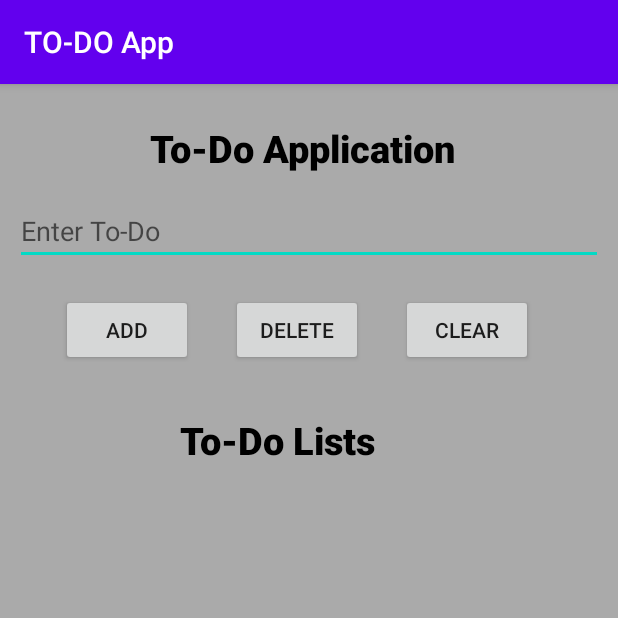
After one commit to Tharun-code-bit/Kotlin-To-Do-App, an Android app: the ToDoActivity screen opened directly, with no data from a screen before it, on a phone screen of 412 x 824 dp, the top half of it. The commit adds this screen. Run offline under Robolectric (Android 15) with nearby library versions, the phone set to English and light mode, and no system bars.

Commit message:
ToDo Activity UI added

```diff
--- a/app/src/main/AndroidManifest.xml
+++ b/app/src/main/AndroidManifest.xml
@@ -9,9 +9,8 @@
         android:roundIcon="@mipmap/ic_launcher_round"
         android:supportsRtl="true"
         android:theme="@style/AppTheme">
-        <activity android:name=".AgreeActivity">
-
-        </activity>
+        <activity android:name=".ToDoActivity"></activity>
+        <activity android:name=".AgreeActivity"></activity>
         <activity android:name=".StartActivity">
             <intent-filter>
                 <action android:name="android.intent.action.MAIN" />
@@ -19,7 +18,7 @@
                 <category android:name="android.intent.category.LAUNCHER" />
             </intent-filter>
         </activity>
-        <activity android:name=".MainActivity"></activity>
+        <activity android:name=".MainActivity" />
     </application>
 
 </manifest>
--- /dev/null
+++ b/app/src/main/java/com/example/kotlinto_doapp/ToDoActivity.kt
@@ -0,0 +1,11 @@
+package com.example.kotlinto_doapp
+
+import androidx.appcompat.app.AppCompatActivity
+import android.os.Bundle
+
+class ToDoActivity : AppCompatActivity() {
+    override fun onCreate(savedInstanceState: Bundle?) {
+        super.onCreate(savedInstanceState)
+        setContentView(R.layout.activity_to_do)
+    }
+}
--- a/app/src/main/res/layout/activity_main.xml
+++ b/app/src/main/res/layout/activity_main.xml
@@ -4,15 +4,7 @@
     xmlns:tools="http://schemas.android.com/tools"
     android:layout_width="match_parent"
     android:layout_height="match_parent"
+    android:background="@android:color/darker_gray"
     tools:context=".MainActivity">
 
-    <TextView
-        android:layout_width="wrap_content"
-        android:layout_height="wrap_content"
-        android:text="Hello World!"
-        app:layout_constraintBottom_toBottomOf="parent"
-        app:layout_constraintLeft_toLeftOf="parent"
-        app:layout_constraintRight_toRightOf="parent"
-        app:layout_constraintTop_toTopOf="parent" />
-
 </androidx.constraintlayout.widget.ConstraintLayout>
--- /dev/null
+++ b/app/src/main/res/layout/activity_to_do.xml
@@ -0,0 +1,87 @@
+<?xml version="1.0" encoding="utf-8"?>
+<androidx.constraintlayout.widget.ConstraintLayout xmlns:android="http://schemas.android.com/apk/res/android"
+    xmlns:app="http://schemas.android.com/apk/res-auto"
+    xmlns:tools="http://schemas.android.com/tools"
+    android:layout_width="match_parent"
+    android:layout_height="match_parent"
+    android:background="@android:color/darker_gray"
+    tools:context=".MainActivity">
+
+    <TextView
+        android:layout_width="wrap_content"
+        android:layout_height="wrap_content"
+        android:text="To-Do Application"
+        app:layout_constraintStart_toStartOf="parent"
+        app:layout_constraintTop_toTopOf="parent"
+        android:layout_marginTop="25dp"
+        android:layout_marginLeft="100dp"
+        android:fontFamily="sans-serif-black"
+        android:textSize="25dp"
+        android:textColor="@android:color/background_dark"/>
+
+    <EditText
+        android:layout_width="match_parent"
+        android:layout_height="wrap_content"
+        android:hint="Enter To-Do"
+        app:layout_constraintStart_toStartOf="parent"
+        app:layout_constraintTop_toTopOf="parent"
+        android:layout_marginLeft="10dp"
+        android:layout_marginRight="10dp"
+        android:layout_marginTop="75dp"/>
+
+    <LinearLayout
+        android:layout_width="wrap_content"
+        android:layout_height="wrap_content"
+        android:orientation="horizontal"
+        app:layout_constraintStart_toStartOf="parent"
+        app:layout_constraintTop_toTopOf="parent"
+        android:layout_marginLeft="15dp"
+        android:layout_marginTop="140dp">
+
+        <Button
+            android:layout_width="wrap_content"
+            android:layout_height="wrap_content"
+            android:layout_marginLeft="25dp"
+            android:id="@+id/addTodo"
+            android:text="Add"/>
+
+        <Button
+            android:layout_width="wrap_content"
+            android:layout_height="wrap_content"
+            android:layout_marginLeft="25dp"
+            android:id="@+id/deleteTodo"
+            android:text="Delete"/>
+
+        <Button
+            android:layout_width="wrap_content"
+            android:layout_height="wrap_content"
+            android:layout_marginLeft="25dp"
+            android:id="@+id/clearTodo"
+            android:text="clear"/>
+
+    </LinearLayout>
+
+    <TextView
+        android:layout_width="wrap_content"
+        android:layout_height="wrap_content"
+        android:text="To-Do Lists"
+        app:layout_constraintStart_toStartOf="parent"
+        app:layout_constraintTop_toTopOf="parent"
+        android:layout_marginLeft="120dp"
+        android:layout_marginTop="220dp"
+        android:fontFamily="sans-serif-black"
+        android:textColor="@android:color/background_dark"
+        android:textSize="25dp"/>
+
+    <ListView
+        android:layout_width="wrap_content"
+        android:layout_height="wrap_content"
+        android:id="@+id/todoList"
+        android:choiceMode="multipleChoice"
+        app:layout_constraintStart_toStartOf="parent"
+        app:layout_constraintTop_toTopOf="parent"
+        android:layout_marginLeft="10dp"
+        android:layout_marginTop="280dp"/>
+
+
+</androidx.constraintlayout.widget.ConstraintLayout>
--- a/app/src/main/res/values/strings.xml
+++ b/app/src/main/res/values/strings.xml
@@ -1,8 +1,8 @@
 <resources>
     <string name="app_name">KotlinTo-DoApp</string>
     <string name="agree_content">
-        This is a simple TO-DO Application with cloud storage <br/>
-        All the activities added here will be saved in cloud storage<br/>
+        This is a simple TO-DO Application with cloud storage <br />
+        All the activities added here will be saved in cloud storage<br />
         Please accept our terms to proceed
     </string>
 </resources>
```
